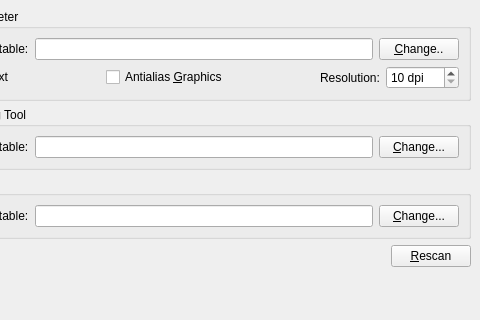
Old version of the form scribus/tabexternaltoolswidget.ui in the repository scribusproject/scribus; both pictures show x 104 to 584 and y 0 to 320 of the 584 by 404 pixel window.
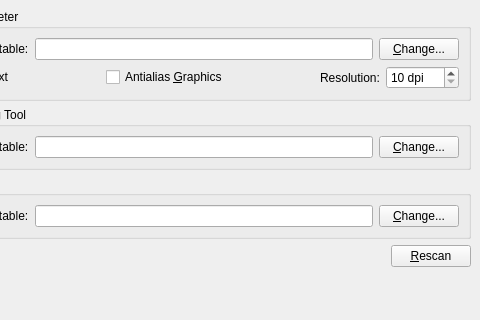
New version of the form.

Commit message: fix #6026: missing dot in external tools tab of preferences

```diff
--- a/scribus/tabexternaltoolswidget.ui
+++ b/scribus/tabexternaltoolswidget.ui
@@ -249,7 +249,7 @@
         <item>
          <widget class="QPushButton" name="psToolChangeButton" >
           <property name="text" >
-           <string>&amp;Change..</string>
+           <string>&amp;Change...</string>
           </property>
           <property name="shortcut" >
            <string>Alt+C</string>
```
